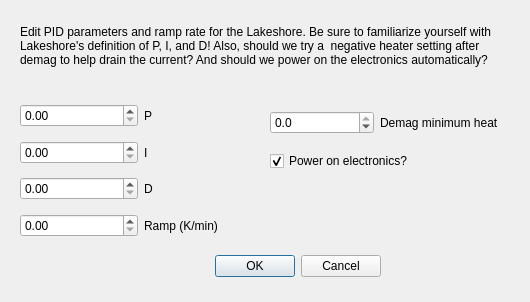
Before: the Qt Designer form adr_gui/lakeshore_advanced.ui in usnistgov/quantum-sensors-tdm, drawn with Qt 5.
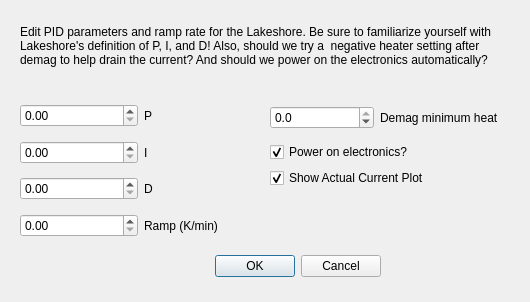
After: the same form once the commit is applied.

Commit message: Qsettings change tested, plots now use constrained layout

The edit to the form file:
```diff
--- a/adr_gui/lakeshore_advanced.ui
+++ b/adr_gui/lakeshore_advanced.ui
@@ -113,13 +113,13 @@
     </item>
    </layout>
   </widget>
-  <widget class="QWidget" name="">
+  <widget class="QWidget" name="layoutWidget">
    <property name="geometry">
     <rect>
      <x>270</x>
      <y>100</y>
      <width>229</width>
-     <height>71</height>
+     <height>88</height>
     </rect>
    </property>
    <layout class="QVBoxLayout" name="verticalLayout_2">
@@ -160,6 +160,16 @@
       </property>
      </widget>
     </item>
+    <item>
+     <widget class="QCheckBox" name="check_show_actual_current">
+      <property name="text">
+       <string>Show Actual Current Plot</string>
+      </property>
+      <property name="checked">
+       <bool>true</bool>
+      </property>
+     </widget>
+    </item>
    </layout>
   </widget>
  </widget>
```
The commit also changes 5 other files.
